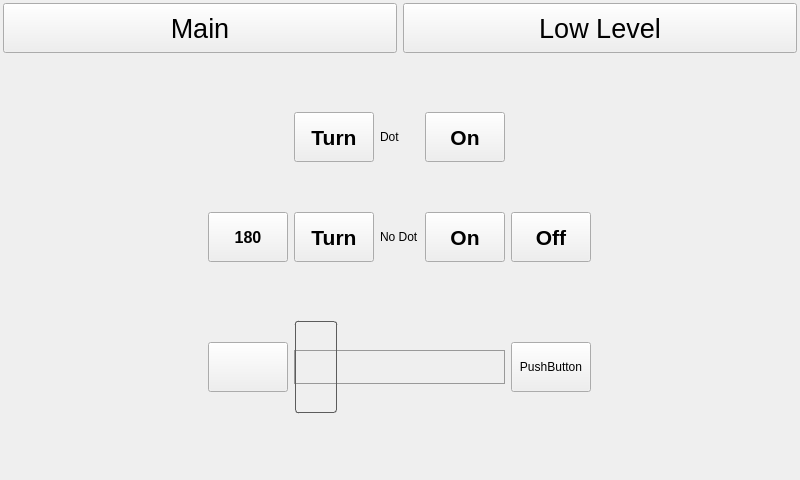
Above: src/mainwindow.ui from cilo72/raspi_turntable before the change. Below: the same form after it.
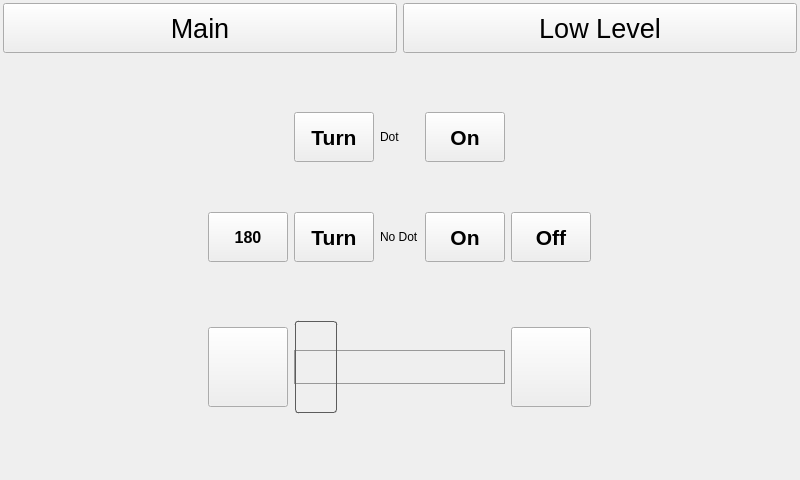
That is the form after the change. Icons and pictures are not drawn.

What changed in the file:
```diff
--- a/src/mainwindow.ui
+++ b/src/mainwindow.ui
@@ -281,7 +281,7 @@
             <property name="maximumSize">
              <size>
               <width>80</width>
-              <height>50</height>
+              <height>80</height>
              </size>
             </property>
             <property name="styleSheet">
@@ -303,14 +303,14 @@
             <property name="maximumSize">
              <size>
               <width>80</width>
-              <height>50</height>
+              <height>80</height>
              </size>
             </property>
             <property name="styleSheet">
              <string notr="true">image: url(:/images/images/plus.svg);</string>
             </property>
             <property name="text">
-             <string>PushButton</string>
+             <string/>
             </property>
            </widget>
           </item>
```
Left out of the diff: 9 changed lines with no effect on the pictures.
